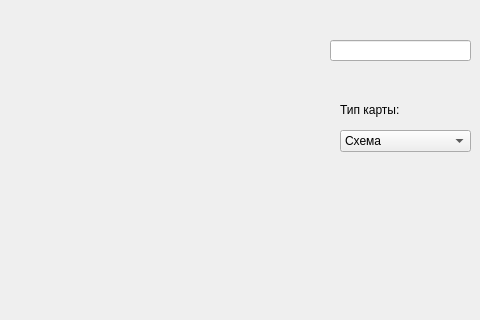
The window that UIProjectMapsAPI.ui (DmitrySuslov/ProjectMapsAPI) describes before a commit, drawn with Qt 5; both pictures show x 270 to 750 and y 0 to 320 of the 750 by 600 pixel window.
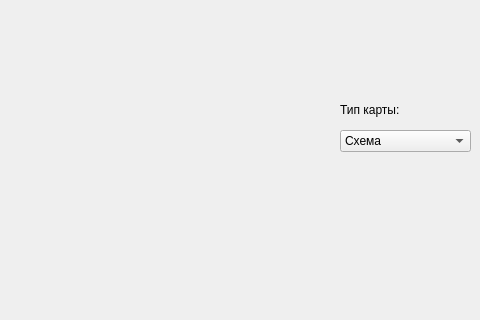
The same window after the commit.

Commit message: Добавлен переключатель слоёв карты (схема/спутник/гибрид), при изменении которого надо менять вид карты.

The edit to the form file:
```diff
--- a/UIProjectMapsAPI.ui
+++ b/UIProjectMapsAPI.ui
@@ -65,16 +65,6 @@
      <string>TextLabel</string>
     </property>
    </widget>
-   <widget class="QLineEdit" name="lineEdit">
-    <property name="geometry">
-     <rect>
-      <x>600</x>
-      <y>40</y>
-      <width>141</width>
-      <height>21</height>
-     </rect>
-    </property>
-   </widget>
   </widget>
   <widget class="QMenuBar" name="menubar">
    <property name="geometry">
```
Left out of the diff: 9 changed lines with no effect on the pictures. The commit also changes 1 other file.
